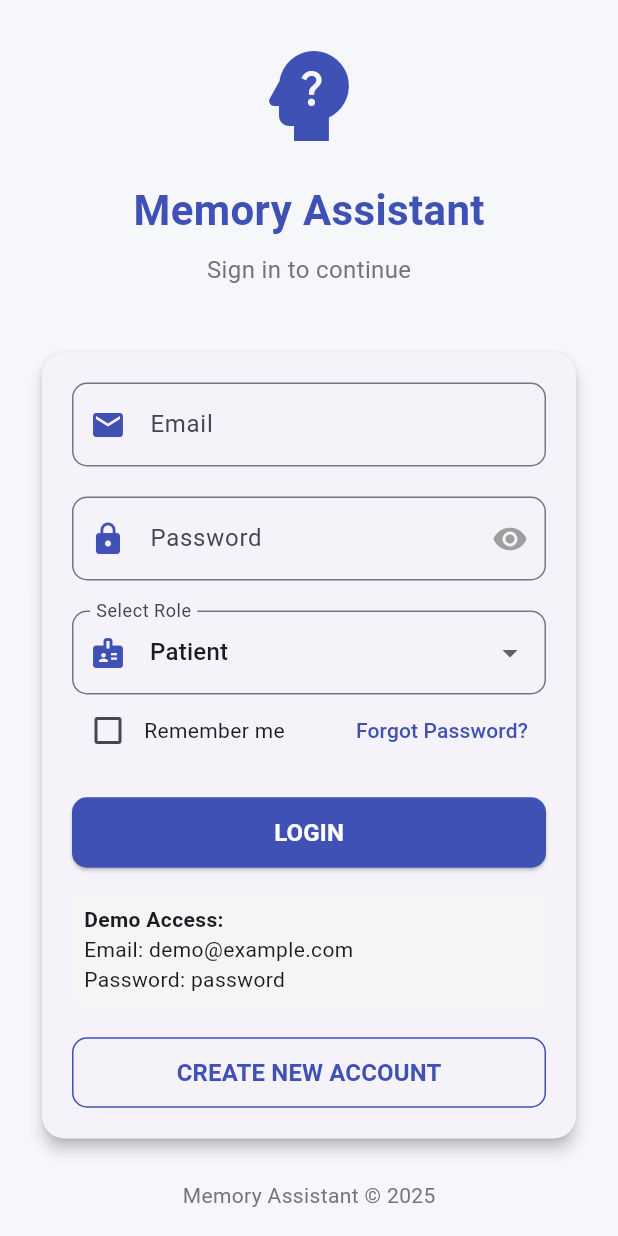
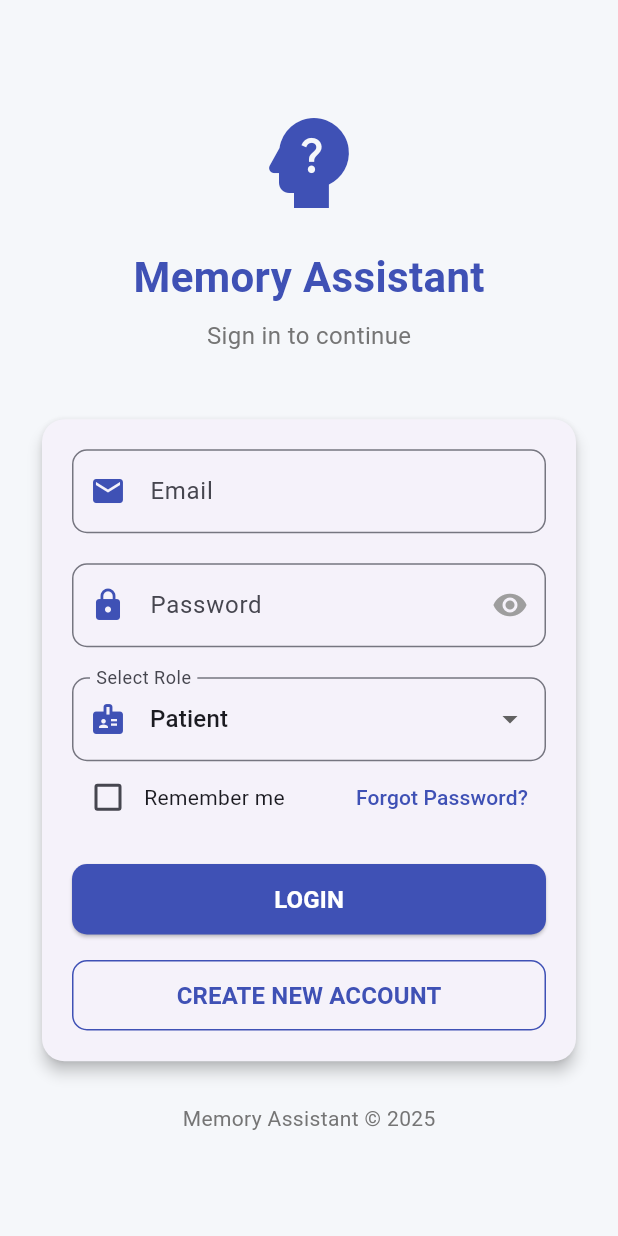
Before and after one commit to sanjaysagar12/memory_assistant, a Flutter app: the screen it shows after launch, on a phone screen of 412 x 824 dp. Run offline on Flutter 3.47's test engine with Material 3 defaults, Android fonts, the phone set to English and light mode, and no system bars; our stand-ins replace geolocator, google_maps_flutter, shared_preferences, speech_to_text.

Commit message:
updated login

```diff
--- a/lib/screens/login_screen.dart
+++ b/lib/screens/login_screen.dart
@@ -437,28 +437,6 @@ class _LoginScreenState extends State<LoginScreen> {
 
                           const SizedBox(height: 16),
 
-                          // Demo Login Access
-                          Container(
-                            padding: EdgeInsets.all(8),
-                            decoration: BoxDecoration(
-                              color: Colors.grey.shade100,
-                              borderRadius: BorderRadius.circular(8),
-                            ),
-                            child: Column(
-                              crossAxisAlignment: CrossAxisAlignment.start,
-                              children: [
-                                Text(
-                                  'Demo Access:',
-                                  style: TextStyle(fontWeight: FontWeight.bold),
-                                ),
-                                Text('Email: demo@example.com'),
-                                Text('Password: password'),
-                              ],
-                            ),
-                          ),
-
-                          const SizedBox(height: 20),
-
                           // Register button
                           OutlinedButton(
                             style: OutlinedButton.styleFrom(
```
